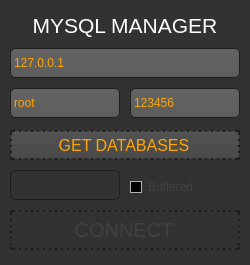
This is Lib/UI/LAYOUT/ConnectorWindow.ui in fer-moreira/MYQT as Qt 5 draws it before an edit. The edited form follows.
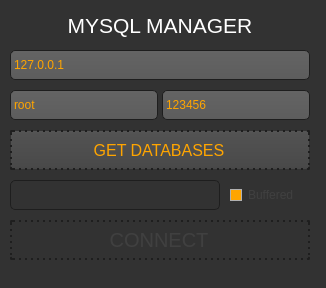
This is the edited form. Icons and pictures are not drawn.

The edit to the form file:
```diff
--- a/Lib/UI/LAYOUT/ConnectorWindow.ui
+++ b/Lib/UI/LAYOUT/ConnectorWindow.ui
@@ -6,8 +6,8 @@
    <rect>
     <x>0</x>
     <y>0</y>
-    <width>250</width>
-    <height>265</height>
+    <width>326</width>
+    <height>288</height>
    </rect>
   </property>
   <property name="windowTitle">
@@ -456,7 +456,7 @@
      <rect>
       <x>0</x>
       <y>10</y>
-      <width>250</width>
+      <width>320</width>
       <height>30</height>
      </rect>
     </property>
@@ -479,8 +479,8 @@
     <property name="geometry">
      <rect>
       <x>10</x>
-      <y>210</y>
-      <width>230</width>
+      <y>220</y>
+      <width>300</width>
       <height>40</height>
      </rect>
     </property>
@@ -497,8 +497,8 @@
     <property name="geometry">
      <rect>
       <x>10</x>
-      <y>48</y>
-      <width>230</width>
+      <y>50</y>
+      <width>300</width>
       <height>30</height>
      </rect>
     </property>
@@ -513,8 +513,8 @@
     <property name="geometry">
      <rect>
       <x>10</x>
-      <y>88</y>
-      <width>110</width>
+      <y>90</y>
+      <width>148</width>
       <height>30</height>
      </rect>
     </property>
@@ -528,9 +528,9 @@
    <widget class="QLineEdit" name="pass_in">
     <property name="geometry">
      <rect>
-      <x>130</x>
-      <y>88</y>
-      <width>110</width>
+      <x>162</x>
+      <y>90</y>
+      <width>148</width>
       <height>30</height>
      </rect>
     </property>
@@ -547,15 +547,18 @@
     </property>
     <property name="geometry">
      <rect>
-      <x>130</x>
-      <y>177</y>
-      <width>100</width>
-      <height>20</height>
+      <x>230</x>
+      <y>180</y>
+      <width>70</width>
+      <height>30</height>
      </rect>
     </property>
     <property name="text">
      <string>Buffered</string>
     </property>
+    <property name="checked">
+     <bool>true</bool>
+    </property>
    </widget>
    <widget class="QPushButton" name="getdb_btn">
     <property name="enabled">
@@ -565,8 +568,8 @@
      <rect>
       <x>10</x>
       <y>130</y>
-      <width>230</width>
-      <height>30</height>
+      <width>300</width>
+      <height>40</height>
      </rect>
     </property>
     <property name="font">
@@ -585,8 +588,8 @@
     <property name="geometry">
      <rect>
       <x>10</x>
-      <y>170</y>
-      <width>110</width>
+      <y>180</y>
+      <width>210</width>
       <height>30</height>
      </rect>
     </property>
```
